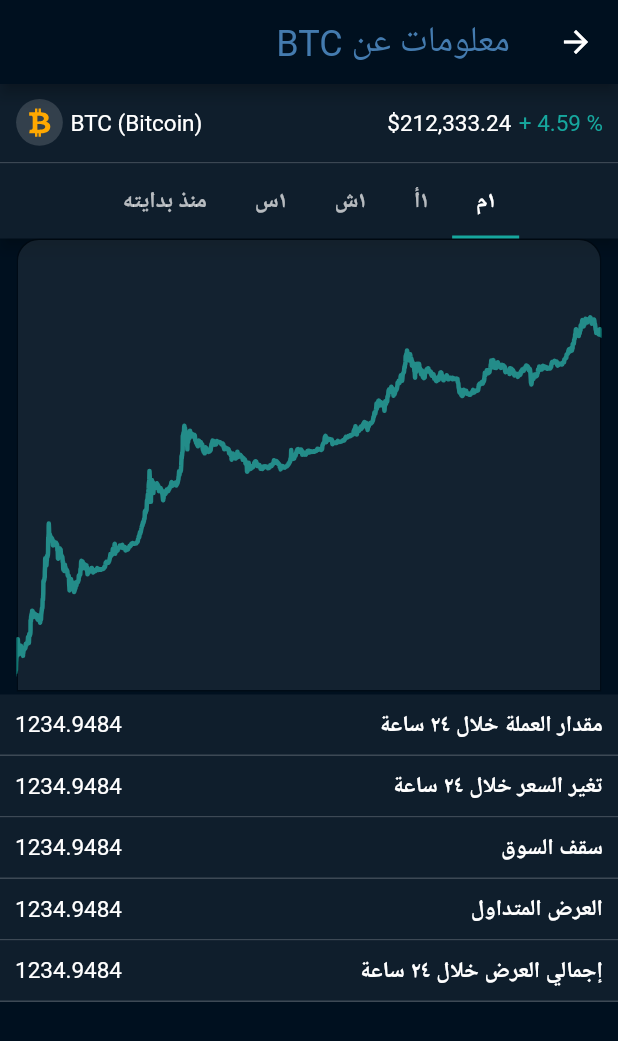
After one commit to Abdulaziz4/aomlah, a Flutter app: the MarketView screen opened directly, after a tap on "BTC", on a phone screen of 412 x 824 dp. The commit adds this screen. Shown: the top 1041 px of the screen. Run offline on Flutter 3.47's test engine with Material 2 defaults, Android fonts, the phone set to English and light mode, and no system bars; our stand-ins replace firebase_core, flutter_spinkit, flutter_svg, google_fonts, logger, rxdart and 4 more; missing offline and left inert: clipboard; accounts and stored records are empty; network calls fail; Roboto replaces fonts that are missing (Cairo).

Commit message:
UI for crypto info page

```diff
--- /dev/null
+++ b/lib/ui/views/crypto_info/crypto_info_view.dart
@@ -0,0 +1,123 @@
+import 'package:aomlah/ui/views/market/market_view.dart';
+import 'package:flutter/material.dart';
+import 'package:flutter_svg/svg.dart';
+
+class CryptoInfoView extends StatelessWidget {
+  const CryptoInfoView({Key? key}) : super(key: key);
+
+  @override
+  Widget build(BuildContext context) {
+    return DefaultTabController(
+      length: 5,
+      child: Scaffold(
+          appBar: AppBar(
+            title: Text("معلومات عن BTC "),
+          ),
+          body: Column(
+            children: <Widget>[
+              Container(
+                padding: EdgeInsets.all(10),
+                width: MediaQuery.of(context).size.width,
+                decoration: BoxDecoration(
+                    color: Color(0xff0F1E2C),
+                    border: Border(
+                      bottom: BorderSide(
+                        width: 1,
+                        color: Color(0xff3D4955),
+                      ),
+                    )),
+                child: Row(
+                  children: <Widget>[
+                    Text(
+                      "% 4.59 +",
+                      style: TextStyle(
+                        color: Color(0xff16A79E),
+                      ),
+                    ),
+                    Container(width: 5),
+                    Text("\$212,333.24"),
+                    Spacer(flex: 1),
+                    Text("BTC (Bitcoin)"),
+                    Container(width: 5),
+                    SvgPicture.asset("assets/icons/Group 6.svg"),
+                  ],
+                ),
+              ),
+              SizedBox(
+                height: 50,
+                child: AppBar(
+                  backgroundColor: Color(0xff0F1E2C),
+                  bottom: TabBar(
+                    isScrollable: true,
+                    tabs: [
+                      Tab(text: "١م"),
+                      Tab(text: "١أ"),
+                      Tab(text: "١ش"),
+                      Tab(text: "١س"),
+                      Tab(text: "منذ بدايته"),
+                    ],
+                  ),
+                ),
+              ),
+              SvgPicture.asset("assets/icons/Graph.svg"),
+              InfoRow(
+                field: "مقدار العملة خلال ٢٤ ساعة",
+                fieldValue: "1234.9484",
+              ),
+              InfoRow(
+                field: "تغير السعر خلال ٢٤ ساعة",
+                fieldValue: "1234.9484",
+              ),
+              InfoRow(
+                field: "سقف السوق",
+                fieldValue: "1234.9484",
+              ),
+              InfoRow(
+                field: "العرض المتداول",
+                fieldValue: "1234.9484",
+              ),
+              InfoRow(
+                field: "إجمالي العرض خلال ٢٤ ساعة",
+                fieldValue: "1234.9484",
+              ),
+            ],
+          )),
+    );
+  }
+}
+
+class InfoRow extends StatelessWidget {
+  final String field;
+  final String fieldValue;
+  const InfoRow({
+    Key? key,
+    required this.field,
+    required this.fieldValue,
+  }) : super(key: key);
+
+  @override
+  Widget build(BuildContext context) {
+    return Container(
+      padding: EdgeInsets.all(10),
+      width: MediaQuery.of(context).size.width,
+      decoration: BoxDecoration(
+          color: Color(0xff0F1E2C),
+          border: Border(
+            bottom: BorderSide(
+              width: 1,
+              color: Color(0xff3D4955),
+            ),
+          )),
+      child: Row(
+        mainAxisAlignment: MainAxisAlignment.spaceBetween,
+        children: <Widget>[
+          Text(
+            field,
+            style: TextStyle(fontWeight: FontWeight.bold),
+          ),
+          Text(fieldValue),
+        ],
+      ),
+    );
+  }
+}
--- a/lib/ui/views/market/market_view.dart
+++ b/lib/ui/views/market/market_view.dart
@@ -1,3 +1,4 @@
+import 'package:aomlah/ui/views/crypto_info/crypto_info_view.dart';
 import 'package:flutter/material.dart';
 import 'package:flutter_svg/svg.dart';
 
@@ -97,7 +98,14 @@
 
   @override
   Widget build(BuildContext context) {
-    return Container(
+    return InkWell(
+      onTap: () {
+        {
+          Navigator.push(context,
+              MaterialPageRoute(builder: (context) => CryptoInfoView()));
+        }
+      },
+      child: Container(
         padding: EdgeInsets.all(10),
         width: double.infinity,
         decoration: BoxDecoration(
@@ -145,6 +153,7 @@
             ),
           ],
         ),
+      ),
     );
   }
 }
```
Also changed, not shown: assets/icons/Graph.svg (added). Lines whose indentation alone changed are shown as unchanged.
